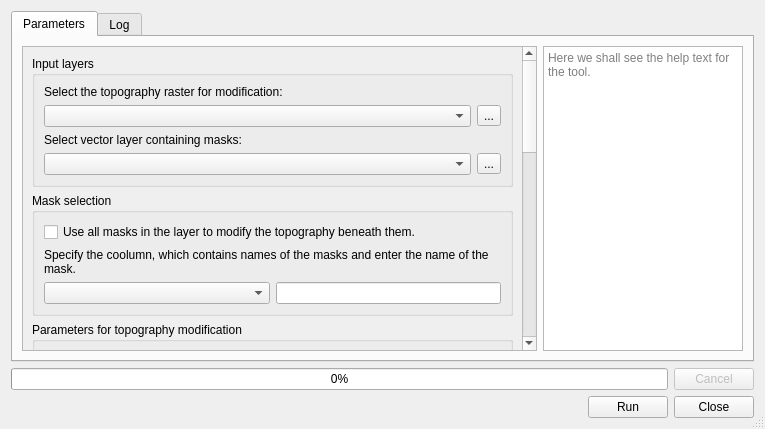
This is topo_modifier_dialog_base.ui in jaminzoda/terra-antiqua as Qt 5 draws it before an edit. The edited form follows.
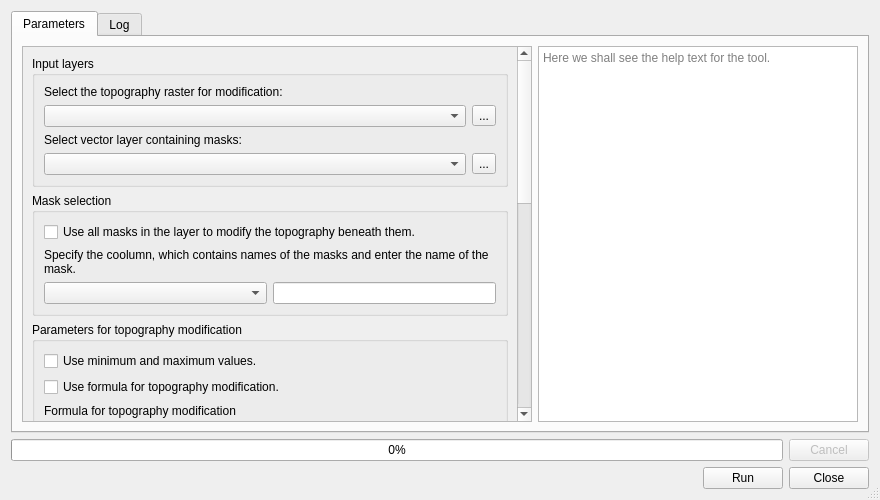
This is the edited form. Custom widgets are drawn as their Qt base class.

Commit message:
Made some minor changes to TopoModifier dialog
-Changed the TopoModifier dialog
-Finished implementing progressbar, cancel option,  and log to Topo Modifier
-Resized the dialogs.

```diff
--- a/topo_modifier_dialog_base.ui
+++ b/topo_modifier_dialog_base.ui
@@ -6,8 +6,8 @@
    <rect>
     <x>0</x>
     <y>0</y>
-    <width>765</width>
-    <height>429</height>
+    <width>880</width>
+    <height>500</height>
    </rect>
   </property>
   <property name="sizePolicy">
@@ -96,8 +96,8 @@
           <property name="geometry">
            <rect>
             <x>0</x>
-            <y>0</y>
-            <width>498</width>
+            <y>-358</y>
+            <width>493</width>
             <height>825</height>
            </rect>
           </property>
@@ -503,7 +503,7 @@
         <widget class="QTextBrowser" name="helpBox">
          <property name="maximumSize">
           <size>
-           <width>200</width>
+           <width>320</width>
            <height>16777215</height>
           </size>
          </property>
```
The commit also changes 6 other files.
